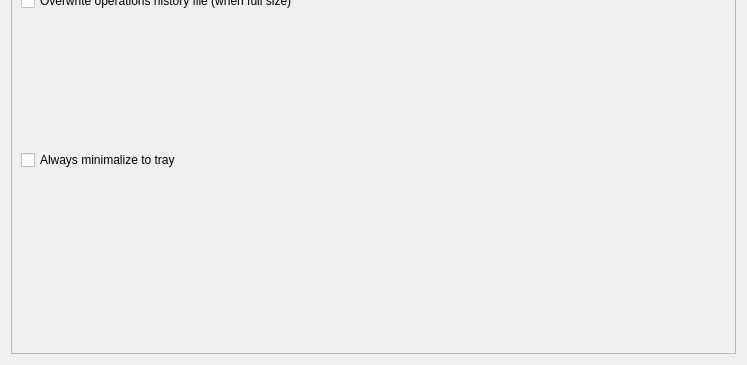
Above: src/generalsettings.ui from juliagoda/pak-gui before the change; both pictures show x 0 to 747 and y 309 to 674 of the 747 by 674 pixel window. Below: the same form after it.
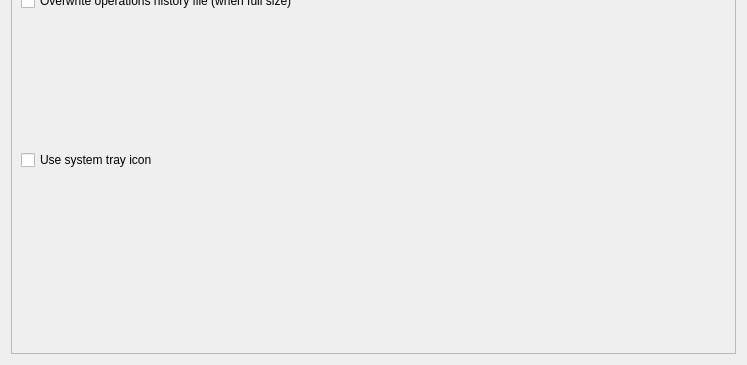
That is the form after the change.

Commit message: Added system tray icon

Diff of the .ui file:
```diff
--- a/src/generalsettings.ui
+++ b/src/generalsettings.ui
@@ -160,7 +160,7 @@
            <item>
             <widget class="QCheckBox" name="kcfg_always_minimalize_to_tray">
              <property name="text">
-              <string>Always minimalize to tray</string>
+              <string>Use system tray icon</string>
              </property>
             </widget>
            </item>
```
Left out of the diff: 2 changed lines with no effect on the pictures. The commit also changes 5 other files.
